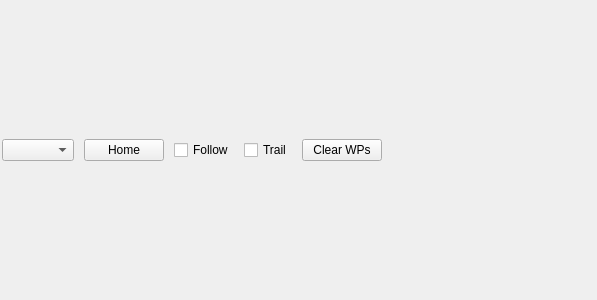
This is src/ui/map3D/QGCGoogleEarthView.ui in mavlink/qgroundcontrol as Qt 5 draws it before an edit. The edited form follows.
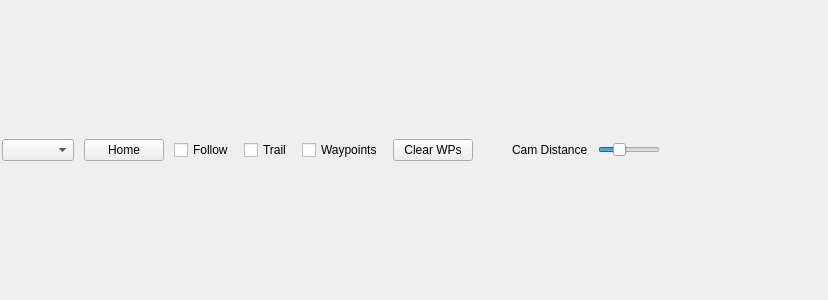
This is the edited form.

Commit message: Google earth working, ready for last fixes and performance testing.

Diff of the .ui file:
```diff
--- a/src/ui/map3D/QGCGoogleEarthView.ui
+++ b/src/ui/map3D/QGCGoogleEarthView.ui
@@ -6,7 +6,7 @@
    <rect>
     <x>0</x>
     <y>0</y>
-    <width>597</width>
+    <width>828</width>
     <height>300</height>
    </rect>
   </property>
@@ -23,7 +23,7 @@
    <property name="margin">
     <number>2</number>
    </property>
-   <item row="0" column="0" colspan="6">
+   <item row="0" column="0" colspan="10">
     <layout class="QVBoxLayout" name="webViewLayout"/>
    </item>
    <item row="1" column="0">
@@ -50,14 +50,14 @@
      </property>
     </widget>
    </item>
-   <item row="1" column="4">
+   <item row="1" column="5">
     <widget class="QPushButton" name="clearWPButton">
      <property name="text">
       <string>Clear WPs</string>
      </property>
     </widget>
    </item>
-   <item row="1" column="5">
+   <item row="1" column="9">
     <spacer name="horizontalSpacer">
      <property name="orientation">
       <enum>Qt::Horizontal</enum>
@@ -70,6 +70,49 @@
      </property>
     </spacer>
    </item>
+   <item row="1" column="8">
+    <widget class="QSlider" name="camDistanceSlider">
+     <property name="minimum">
+      <number>30</number>
+     </property>
+     <property name="maximum">
+      <number>10000</number>
+     </property>
+     <property name="value">
+      <number>3000</number>
+     </property>
+     <property name="orientation">
+      <enum>Qt::Horizontal</enum>
+     </property>
+    </widget>
+   </item>
+   <item row="1" column="7">
+    <widget class="QLabel" name="camDistanceLabel">
+     <property name="text">
+      <string>Cam Distance</string>
+     </property>
+    </widget>
+   </item>
+   <item row="1" column="6">
+    <spacer name="horizontalSpacer_2">
+     <property name="orientation">
+      <enum>Qt::Horizontal</enum>
+     </property>
+     <property name="sizeHint" stdset="0">
+      <size>
+       <width>40</width>
+       <height>20</height>
+      </size>
+     </property>
+    </spacer>
+   </item>
+   <item row="1" column="4">
+    <widget class="QCheckBox" name="waypointsCheckbox">
+     <property name="text">
+      <string>Waypoints</string>
+     </property>
+    </widget>
+   </item>
   </layout>
  </widget>
  <resources/>
```
The commit also changes 12 other files.
